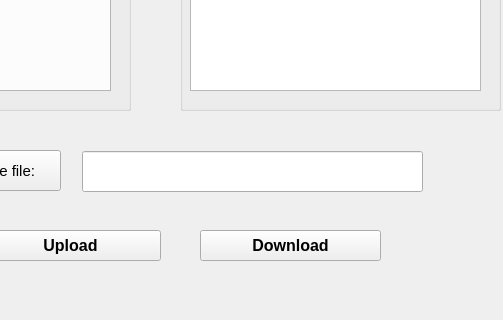
Above: templates/home_page.ui from Tramie-Nguyen/Upload_download_file before the change; both pictures show x 200 to 703 and y 280 to 600 of the 800 by 600 pixel window. Below: the same form after it.
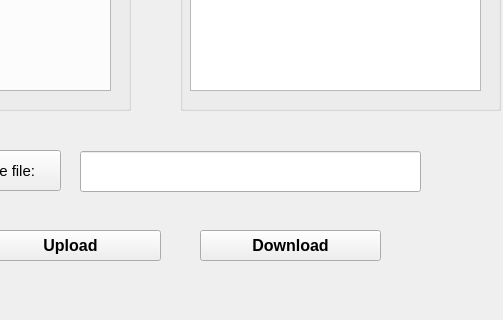
That is the form after the change.

Patch:
```diff
--- a/templates/home_page.ui
+++ b/templates/home_page.ui
@@ -110,7 +110,7 @@
    <widget class="QLineEdit" name="fileName">
     <property name="geometry">
      <rect>
-      <x>282</x>
+      <x>280</x>
       <y>431</y>
       <width>341</width>
       <height>41</height>
```
Left out of the diff: 9 changed lines with no effect on the pictures.
